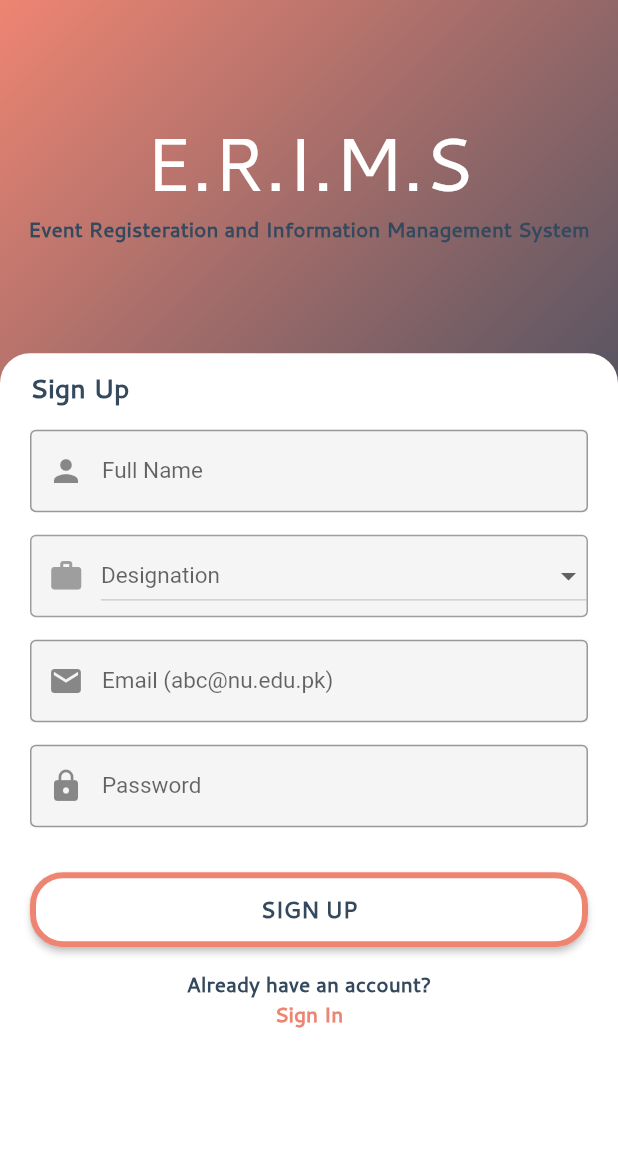
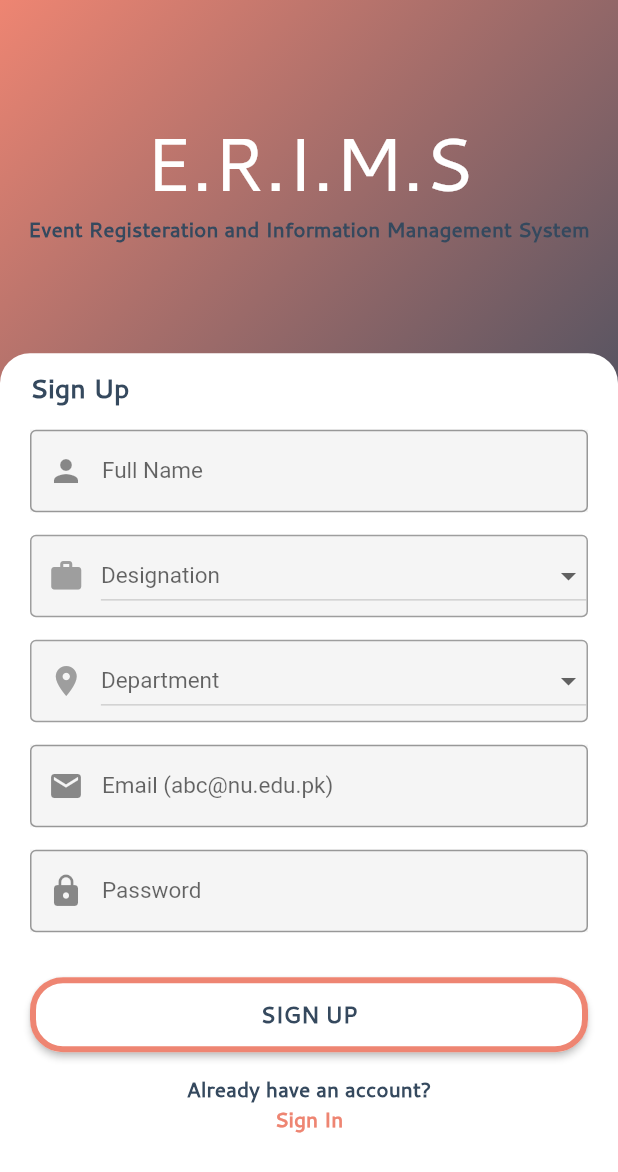
Before and after one commit to ammadUmarDev/erims, a Flutter app: the SignUp screen opened by its route, on a phone screen of 412 x 824 dp. Shown: the top 1172 px of the screen. Run offline on Flutter 3.47's test engine with Material 2 defaults, Android fonts, the light colour scheme and no system bars; drawn by our look-alikes of argon_buttons_flutter; our stand-ins replace cloud_firestore, datetime_picker_formfield, firebase_auth, flutter_spinkit, rflutter_alert, table_calendar; missing offline and left inert: grouped_buttons, sliding_card; accounts and stored records are empty; Roboto replaces fonts that are missing (SFUIDisplay); project files that could hold a hidden picture were left out.

Commit message:
Added Department to Signup page + dept saved to firebase

```diff
--- a/lib/models/user.dart
+++ b/lib/models/user.dart
@@ -1,17 +1,18 @@
 import 'package:cloud_firestore/cloud_firestore.dart';
 
 class User {
-  String userId,fullName, designation, email, password;
+  String userId,fullName, designation, email, password, department;
   bool isAdmin;
   DateTime dateOfCreation;
 
-  User(this.userId,this.fullName, this.designation, this.email, this.password, this.isAdmin,
+  User(this.userId,this.fullName, this.designation, this.email, this.password, this.department, this.isAdmin,
       this.dateOfCreation);
 
   void updateFirebase(Firestore firestore) async {
     return await firestore.collection('users').document(this.userId).setData({
       "dateOfCreation": this.dateOfCreation,
       "designation": this.designation,
+      "department":this.department,
       "email": this.email,
       "fullName":
       this.fullName,
--- a/lib/pages/sign_up.dart
+++ b/lib/pages/sign_up.dart
@@ -1,5 +1,6 @@
 import 'package:argon_buttons_flutter/argon_buttons_flutter.dart';
 import 'package:cloud_firestore/cloud_firestore.dart';
+import 'package:erims/components/bodyText.dart';
 import 'package:erims/components/buttonErims.dart';
 import 'package:erims/components/dropDown.dart';
 import 'package:erims/components/h1.dart';
@@ -21,6 +22,12 @@ class _SignUpState extends State<SignUp> {
   final _auth = FirebaseAuth.instance;
   final _firestore = Firestore.instance;
   final DateTime timestamp = DateTime.now();
+
+  List<String> departments = <String>[
+    'Computer Science',
+    'Electrical Engineering',
+    'School of Management'
+  ];
 
   List<Item> users = <Item>[
     const Item(
@@ -70,6 +77,7 @@ class _SignUpState extends State<SignUp> {
   );
   Item designationItem;
   String designation;
+  String department;
   TextFieldErims passwordTextField = TextFieldErims(
     textFieldText: 'Password',
     textFieldIcon: Icon(Icons.lock),
@@ -194,11 +202,65 @@ class _SignUpState extends State<SignUp> {
                                           SizedBox(
                                             width: 15,
                                           ),
-                                          Text(
-                                            user.name,
-                                            style:
-                                                TextStyle(color: Colors.black),
+                                          H3(
+                                            textBody: user.name,
                                           ),
+                                        ],
+                                      ),
+                                    );
+                                  }).toList(),
+                                ),
+                              ),
+                            ],
+                          ),
+                        ),
+                        InterTextFieldSpacing(),
+                        Container(
+                          height: 55.0,
+                          decoration: BoxDecoration(
+                              color: Colors.grey[100],
+                              borderRadius: BorderRadius.circular(4),
+                              border: Border.all(
+                                width: 1,
+                                color: Colors.grey[500],
+                              )),
+                          child: Row(
+                            children: <Widget>[
+                              Expanded(
+                                flex: 1,
+                                child: Container(
+                                  child: Icon(
+                                    Icons.location_on,
+                                    color: Colors.grey,
+                                  ),
+                                ),
+                              ),
+                              Expanded(
+                                flex: 7,
+                                child: DropdownButton<String>(
+                                  isExpanded: true,
+                                  isDense: false,
+                                  style: TextStyle(
+                                    color: Colors.black,
+                                    fontFamily: 'SFUIDisplay',
+                                    fontSize: 15,
+                                  ),
+                                  hint: Text("Department"),
+                                  value: department,
+                                  onChanged: (String value) {
+                                    setState(() {
+                                      department = value;
+                                      print("department selected : " +
+                                          department);
+                                    });
+                                  },
+                                  items: departments.map((String dept) {
+                                    return DropdownMenuItem<String>(
+                                      //TODO: add icon to the dropdonw
+                                      value: dept,
+                                      child: Row(
+                                        children: <Widget>[
+                                          H3(textBody: dept),
                                         ],
                                       ),
                                     );
@@ -235,7 +297,15 @@ class _SignUpState extends State<SignUp> {
                                   final FirebaseUser user =
                                       await _auth.currentUser();
                                   final userId = user.uid;
-                                  final createdUser=User(userId,fullNameTextField.getReturnValue(),designation,emailTextField.getReturnValue(),passwordTextField.getReturnValue(),false,timestamp);
+                                  final createdUser = User(
+                                      userId,
+                                      fullNameTextField.getReturnValue(),
+                                      designation,
+                                      emailTextField.getReturnValue(),
+                                      passwordTextField.getReturnValue(),
+                                      department,
+                                      false,
+                                      timestamp);
                                   createdUser.updateFirebase(_firestore);
                                   Navigator.pushNamed(context, "dashBoard");
                                 }
```
